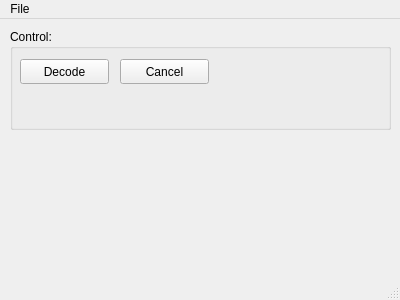
Above: tools/ld-process-efm/mainwindow.ui from happycube/ld-decode before the change. Below: the same form after it.
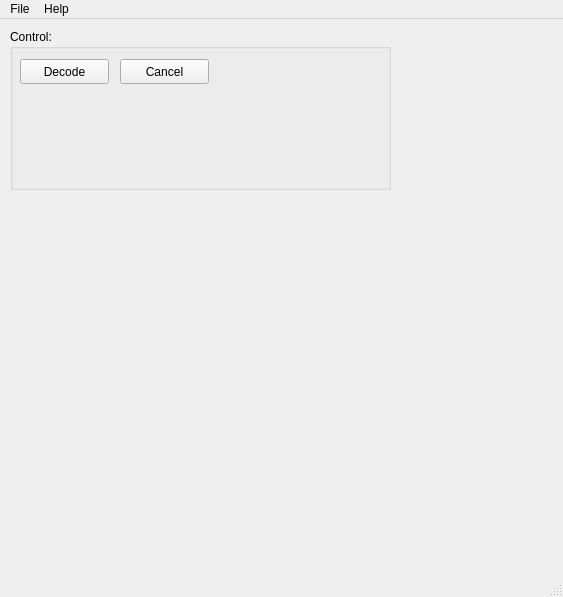
That is the form after the change. Icons and pictures are not drawn.

```diff
--- a/tools/ld-process-efm/mainwindow.ui
+++ b/tools/ld-process-efm/mainwindow.ui
@@ -6,8 +6,8 @@
    <rect>
     <x>0</x>
     <y>0</y>
-    <width>400</width>
-    <height>300</height>
+    <width>563</width>
+    <height>597</height>
    </rect>
   </property>
   <property name="windowTitle">
@@ -24,7 +24,7 @@
       <x>10</x>
       <y>10</y>
       <width>381</width>
-      <height>101</height>
+      <height>161</height>
      </rect>
     </property>
     <property name="title">
@@ -63,7 +63,7 @@
     <rect>
      <x>0</x>
      <y>0</y>
-     <width>400</width>
+     <width>563</width>
      <height>22</height>
     </rect>
    </property>
@@ -75,7 +75,14 @@
     <addaction name="separator"/>
     <addaction name="actionExit"/>
    </widget>
+   <widget class="QMenu" name="menuHelp">
+    <property name="title">
+     <string>Help</string>
+    </property>
+    <addaction name="actionAbout_ld_process_efm"/>
+   </widget>
    <addaction name="menuFile"/>
+   <addaction name="menuHelp"/>
   </widget>
   <widget class="QStatusBar" name="statusBar"/>
   <action name="actionOpen_EFM_File">
```
Left out of the diff: 12 changed lines with no effect on the pictures.
